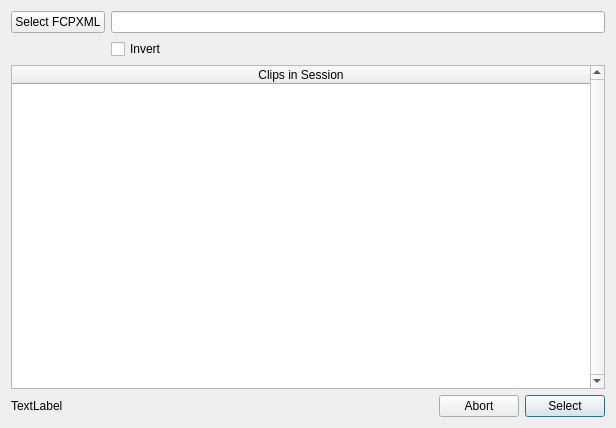
Qt form platform/qt/FcpxmlSelectDialog.ui (ilia3101/MLV-App) before a commit.
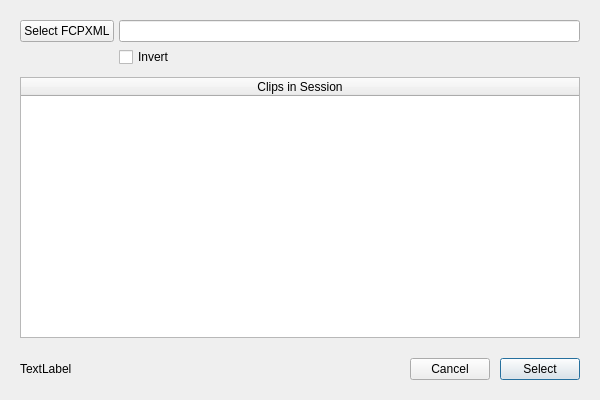
The same form after that commit. Icons and pictures are not drawn.

Patch:
```diff
--- a/platform/qt/FcpxmlSelectDialog.ui
+++ b/platform/qt/FcpxmlSelectDialog.ui
@@ -6,16 +6,34 @@
    <rect>
     <x>0</x>
     <y>0</y>
-    <width>616</width>
-    <height>428</height>
+    <width>600</width>
+    <height>400</height>
    </rect>
   </property>
   <property name="windowTitle">
    <string>FCPXML Selection Assistant</string>
   </property>
-  <layout class="QGridLayout" name="gridLayout_2">
-   <item row="0" column="0">
+  <layout class="QVBoxLayout" name="verticalLayout">
+   <property name="spacing">
+    <number>10</number>
+   </property>
+   <property name="leftMargin">
+    <number>20</number>
+   </property>
+   <property name="topMargin">
+    <number>20</number>
+   </property>
+   <property name="rightMargin">
+    <number>20</number>
+   </property>
+   <property name="bottomMargin">
+    <number>20</number>
+   </property>
+   <item>
     <layout class="QGridLayout" name="gridLayout">
+     <property name="spacing">
+      <number>5</number>
+     </property>
      <item row="1" column="1">
       <widget class="QCheckBox" name="checkBoxInvert">
        <property name="text">
@@ -30,10 +48,7 @@
        </property>
        <property name="icon">
         <iconset resource="ressources.qrc">
-         <normaloff>:/RetinaIMG/RetinaIMG/Movie-icon.png</normaloff>:/RetinaIMG/RetinaIMG/Movie-icon.png</iconset>
-       </property>
-       <property name="default">
-        <bool>true</bool>
+         <normaloff>:/fontawesome/fontawesome/svgs-full/solid/film.svg</normaloff>:/fontawesome/fontawesome/svgs-full/solid/film.svg</iconset>
        </property>
        <property name="flat">
         <bool>false</bool>
@@ -49,11 +64,8 @@
      </item>
     </layout>
    </item>
-   <item row="1" column="0">
+   <item>
     <widget class="QTableWidget" name="tableWidget">
-     <property name="verticalScrollBarPolicy">
-      <enum>Qt::ScrollBarAlwaysOn</enum>
-     </property>
      <property name="editTriggers">
       <set>QAbstractItemView::NoEditTriggers</set>
      </property>
@@ -79,8 +91,14 @@
      </column>
     </widget>
    </item>
-   <item row="2" column="0">
+   <item>
     <layout class="QHBoxLayout" name="horizontalLayout">
+     <property name="spacing">
+      <number>10</number>
+     </property>
+     <property name="topMargin">
+      <number>10</number>
+     </property>
      <item>
       <widget class="QLabel" name="labelStatus">
        <property name="text">
@@ -95,8 +113,8 @@
        </property>
        <property name="sizeHint" stdset="0">
         <size>
-         <width>40</width>
-         <height>20</height>
+         <width>0</width>
+         <height>0</height>
         </size>
        </property>
       </spacer>
@@ -104,7 +122,7 @@
      <item>
       <widget class="QPushButton" name="pushButtonAbort">
        <property name="text">
-        <string>Abort</string>
+        <string>Cancel</string>
        </property>
       </widget>
      </item>
```
Left out of the diff: 27 changed lines with no effect on the pictures.
